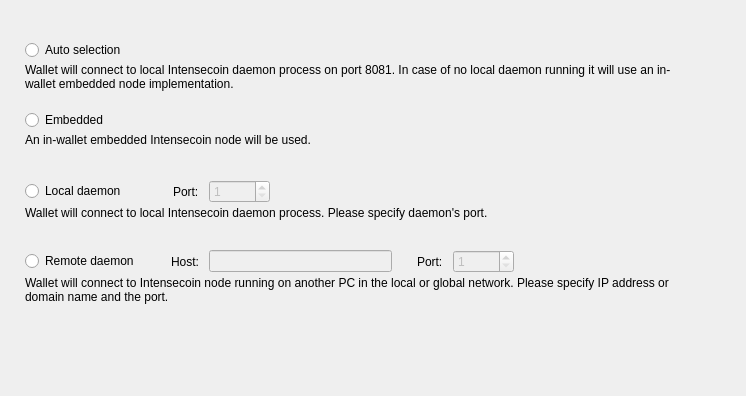
Before: the Qt Designer form src/Gui/Options/ConnectionOptionsFrame.ui in coinchangemarket/coinchange-gui, drawn with Qt 5.
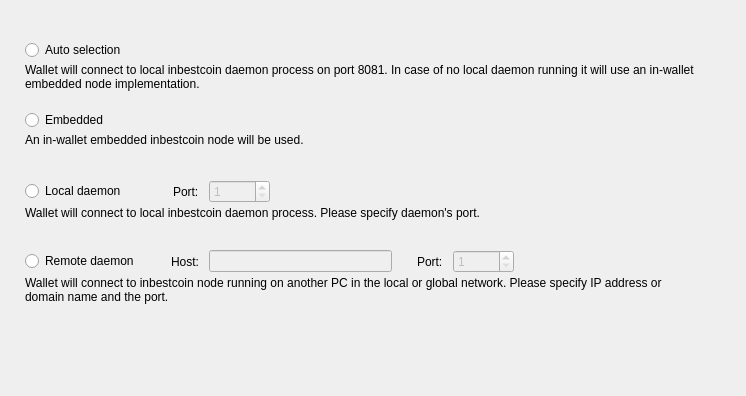
After: the same form once the commit is applied. Custom widgets are drawn as their Qt base class.

```diff
--- a/src/Gui/Options/ConnectionOptionsFrame.ui
+++ b/src/Gui/Options/ConnectionOptionsFrame.ui
@@ -81,7 +81,7 @@
       <item alignment="Qt::AlignTop">
        <widget class="WalletGui::WalletSmallGrayTextLabel" name="m_autoHelperLabel">
         <property name="text">
-         <string>Wallet will connect to local Intensecoin daemon process on port 8081. In case of no local daemon running it will use an in-wallet embedded node implementation.</string>
+         <string>Wallet will connect to local inbestcoin daemon process on port 8081. In case of no local daemon running it will use an in-wallet embedded node implementation.</string>
         </property>
         <property name="alignment">
          <set>Qt::AlignLeading|Qt::AlignLeft|Qt::AlignTop</set>
@@ -146,7 +146,7 @@
       <item alignment="Qt::AlignTop">
        <widget class="WalletGui::WalletSmallGrayTextLabel" name="m_embeddedHelperLabel">
         <property name="text">
-         <string>An in-wallet embedded Intensecoin node will be used.</string>
+         <string>An in-wallet embedded inbestcoin node will be used.</string>
         </property>
         <property name="alignment">
          <set>Qt::AlignLeading|Qt::AlignLeft|Qt::AlignTop</set>
@@ -270,7 +270,7 @@
       <item alignment="Qt::AlignTop">
        <widget class="WalletGui::WalletSmallGrayTextLabel" name="m_localHelperLabel">
         <property name="text">
-         <string>Wallet will connect to local Intensecoin daemon process. Please specify daemon's port.</string>
+         <string>Wallet will connect to local inbestcoin daemon process. Please specify daemon's port.</string>
         </property>
         <property name="alignment">
          <set>Qt::AlignLeading|Qt::AlignLeft|Qt::AlignTop</set>
@@ -424,7 +424,7 @@
       <item alignment="Qt::AlignTop">
        <widget class="WalletGui::WalletSmallGrayTextLabel" name="m_remoteHelperLabel">
         <property name="text">
-         <string>Wallet will connect to Intensecoin node running on another PC in the local or global network. Please specify IP address or domain name and the port.</string>
+         <string>Wallet will connect to inbestcoin node running on another PC in the local or global network. Please specify IP address or domain name and the port.</string>
         </property>
         <property name="alignment">
          <set>Qt::AlignLeading|Qt::AlignLeft|Qt::AlignTop</set>
```
